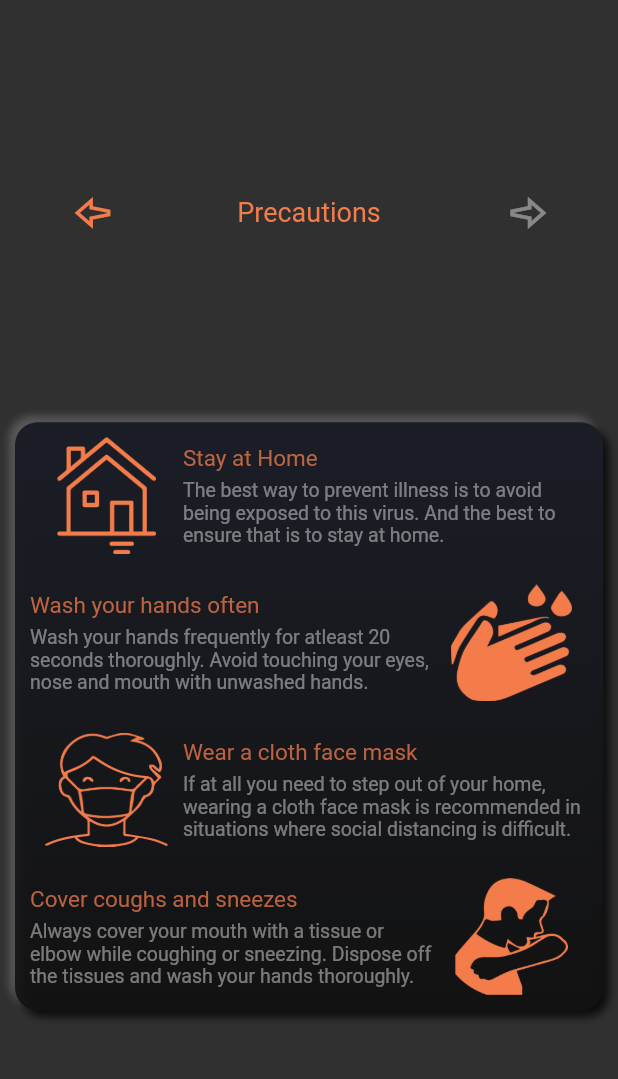
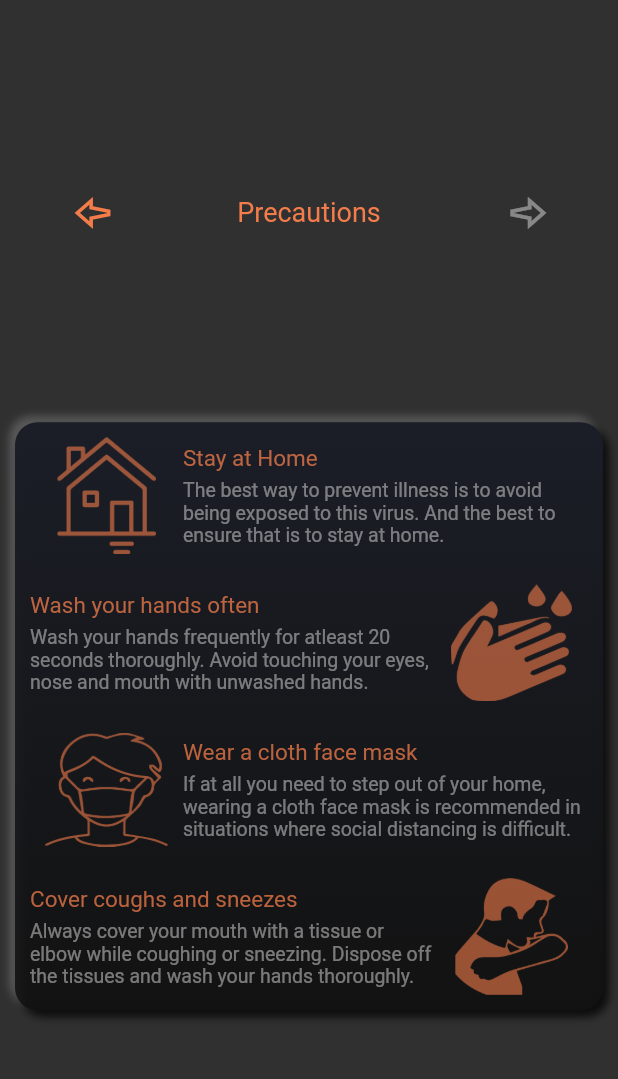
Before and after one commit to arpank10/Covid-19-Flutter, a Flutter app: the Contacts widget shown alone on an empty page, opened directly, after a tap on an icon or button, on a phone screen of 412 x 824 dp, the part 134-1213 px from its top. Run offline on Flutter 3.47's test engine with Material 2 defaults, Android fonts, the phone set to English and light mode, and no system bars; our stand-ins replace fl_chart, flutter_svg, liquid_swipe, shared_preferences, sqflite; accounts and stored records are empty; network calls fail; Roboto replaces fonts that are missing (Hind); statements that could not run were skipped.

Commit message:
Subtle animation added to contacts page

```diff
--- a/lib/Widgets/Features/Contacts/contacts.dart
+++ b/lib/Widgets/Features/Contacts/contacts.dart
@@ -44,7 +44,11 @@ class _ContactsState extends State<Contacts> {
             height: screenHeight(context, dividedBy: propCurrentBox),
             child: getCurrentBoxRow(),
           ),
-          Container(
+          AnimatedSwitcher(
+            duration: Duration(milliseconds: 300),
+            switchOutCurve: Threshold(0),
+            child: Container(
+              key: ValueKey<int>(_currentBox),
               margin: EdgeInsets.all(screenHeight(context, dividedBy: propPaddingLarge)),
               height: screenHeight(context, dividedBy: propContactsBox) - 2*screenHeight(context, dividedBy: propPaddingLarge),
               decoration: BoxDecoration(
@@ -53,6 +57,7 @@ class _ContactsState extends State<Contacts> {
                 boxShadow: outer_shadow,
               ),
               child: getBox(),
+            ),
           ),
         ],
       ),
@@ -208,6 +213,7 @@ class _ContactsState extends State<Contacts> {
         height: screenHeight(context, dividedBy: propPrecautionImage),
         width: screenHeight(context, dividedBy: propPrecautionImage),
         image: AssetImage(image),
+        color: faded_orange.withOpacity(0.6),
         fit: BoxFit.scaleDown,
       ),
     );
```
Lines whose indentation alone changed are shown as unchanged.
